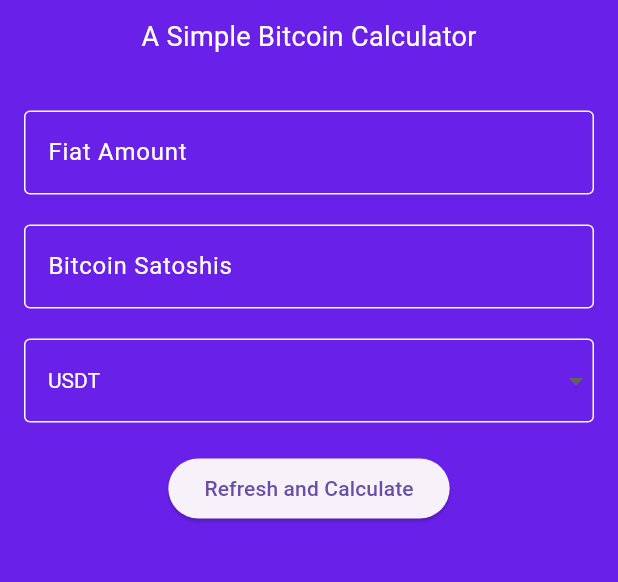
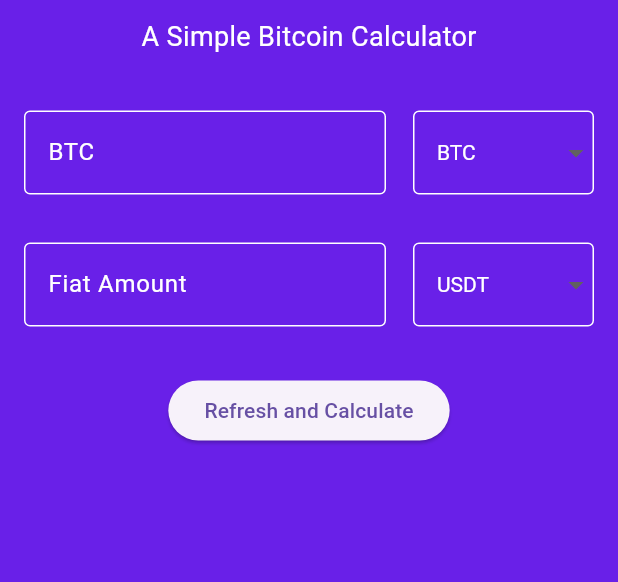
Before and after one commit to arthurpasqualon/bitcalc, a Flutter app: the screen it shows after launch, on a phone screen of 412 x 824 dp, the part 65-647 px from its top. Run offline on Flutter 3.47's test engine with Material 3 defaults, Android fonts, the light colour scheme and no system bars; our stand-ins replace dio, flutter_dotenv; network calls fail.

Commit message:
Handle sats/btc and improve layout

```diff
--- a/lib/pages/calculator/calculator.dart
+++ b/lib/pages/calculator/calculator.dart
@@ -15,6 +15,8 @@
   double selectedPrice = 0.0;
   String dropdownValue = 'USDT';
   List<String> currencies = ["USDT", "EUR", "GBP", "BRL"];
+  String amountBitcoinValue = "BTC";
+  List<String> bitcoinValues = ["BTC", "SATS"];
   bool isLoading = false;
   TextEditingController amountFiatController = TextEditingController();
   TextEditingController amountBitcoinController = TextEditingController();
@@ -29,14 +31,25 @@
 
   void calculateBitcoinAmount() {
     double amountFiat = double.tryParse(amountFiatController.text) ?? 0;
-    double amountBitcoin = amountFiat / selectedPrice;
-
+    double amountBitcoin;
+    if (amountBitcoinValue == "SATS") {
+      amountBitcoin = (amountFiat / selectedPrice) * 100000000;
+      amountBitcoinController.text = amountBitcoin.toStringAsFixed(0);
+    } else {
+      amountBitcoin = amountFiat / selectedPrice;
       amountBitcoinController.text = amountBitcoin.toStringAsFixed(8);
+    }
   }
 
   void calculateFiatAmount() {
     double amountBitcoin = double.tryParse(amountBitcoinController.text) ?? 0;
-    double amountFiat = amountBitcoin * selectedPrice;
+    double amountFiat;
+
+    if (amountBitcoinValue == "SATS") {
+      amountFiat = (amountBitcoin * 100000000) * selectedPrice;
+    } else {
+      amountFiat = amountBitcoin * selectedPrice;
+    }
 
     amountFiatController.text = amountFiat.toStringAsFixed(2);
   }
@@ -44,7 +57,9 @@
   void getTickerPrice() async {
     var result = await tickerPriceRepository.fetchPrice("BTC$dropdownValue");
     if (result.price != null) {
+      if (amountFiatController.text.isEmpty) {
         amountFiatController.text = "1.0";
+      }
       setState(() {
         selectedPrice = double.tryParse(result.price ?? "0.0") ?? 0.0;
         isLoading = false;
@@ -89,26 +104,77 @@
                   ],
                 ),
               ),
+              const SizedBox(height: 20),
               Padding(
                 padding: const EdgeInsets.all(16.0),
-                child: Column(
+                child: Row(
+                  mainAxisAlignment: MainAxisAlignment.center,
                   children: [
-                    const SizedBox(height: 20),
-                    TextFieldCalculator(
+                    Expanded(
+                      flex: 2,
+                      child: TextFieldCalculator(
+                          textLabel: amountBitcoinValue,
+                          onChanged: (value) {
+                            calculateFiatAmount();
+                          },
+                          textController: amountBitcoinController),
+                    ),
+                    const SizedBox(width: 18),
+                    Expanded(
+                      flex: 1,
+                      child: DropdownButtonFormField(
+                          value: amountBitcoinValue,
+                          isExpanded: true,
+                          style: const TextStyle(color: Colors.white),
+                          dropdownColor: Colors.yellow[800],
+                          items: bitcoinValues
+                              .map((e) => DropdownMenuItem(
+                                    value: e,
+                                    child: Text(
+                                      e.toString(),
+                                    ),
+                                  ))
+                              .toList(),
+                          decoration: const InputDecoration(
+                            enabledBorder: OutlineInputBorder(
+                              borderSide: BorderSide(
+                                color: Colors.white,
+                              ),
+                            ),
+                            focusedBorder: OutlineInputBorder(
+                              borderSide: BorderSide(
+                                color: Colors.white,
+                              ),
+                            ),
+                          ),
+                          onChanged: (value) {
+                            setState(() {
+                              amountBitcoinValue = value.toString();
+                            });
+                            calculateBitcoinAmount();
+                          }),
+                    ),
+                  ],
+                ),
+              ),
+              Padding(
+                padding: const EdgeInsets.all(16.0),
+                child: Row(
+                  mainAxisAlignment: MainAxisAlignment.center,
+                  children: [
+                    Expanded(
+                      flex: 2,
+                      child: TextFieldCalculator(
                           textLabel: "Fiat Amount",
                           onChanged: (value) {
                             calculateBitcoinAmount();
                           },
                           textController: amountFiatController),
-                    const SizedBox(height: 20),
-                    TextFieldCalculator(
-                        textLabel: "Bitcoin Satoshis",
-                        onChanged: (value) {
-                          calculateFiatAmount();
-                        },
-                        textController: amountBitcoinController),
-                    const SizedBox(height: 20),
-                    DropdownButtonFormField(
+                    ),
+                    const SizedBox(width: 18),
+                    Expanded(
+                      flex: 1,
+                      child: DropdownButtonFormField(
                           value: dropdownValue,
                           isExpanded: true,
                           style: const TextStyle(color: Colors.white),
@@ -136,14 +202,17 @@
                           onChanged: (value) {
                             onChangeCurrency(value.toString());
                           }),
-                    const SizedBox(height: 20),
-                    ElevatedButton(
+                    ),
+                  ],
+                ),
+              ),
+              Padding(
+                padding: const EdgeInsets.all(16.0),
+                child: ElevatedButton(
                   onPressed: () {
                     getTickerPrice();
                   },
                   child: const Text('Refresh and Calculate'),
-                    ),
-                  ],
                 ),
               ),
             ],
```
Lines whose indentation alone changed are shown as unchanged.
